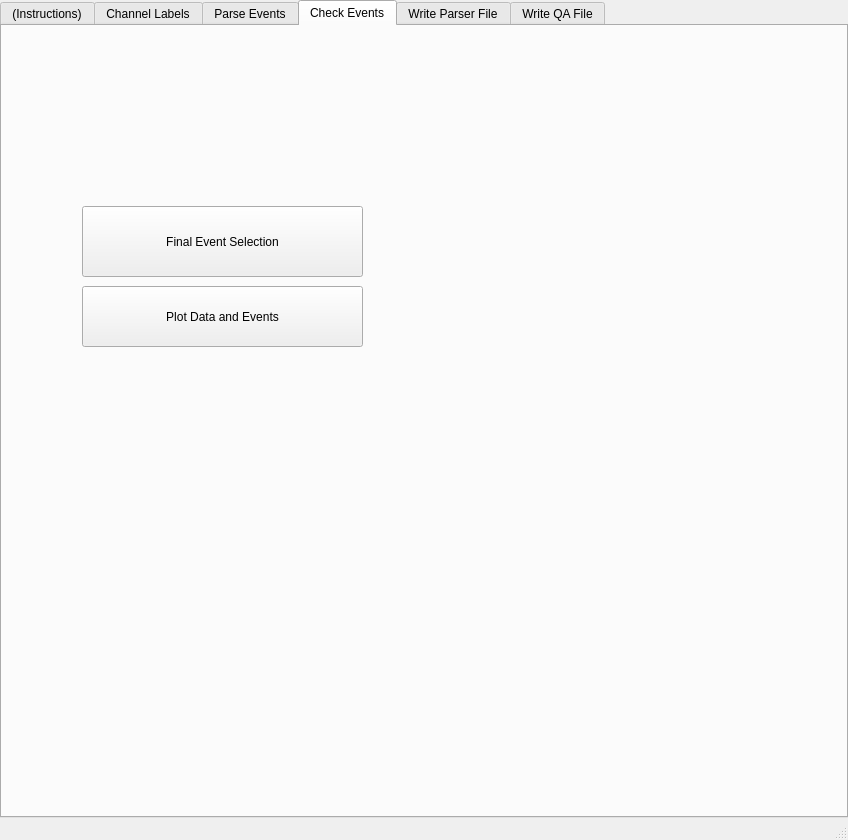
Qt form nih2mne/GUI/templates/trigger_processing_gui.ui (nih-megcore/nih_to_mne) before a commit.
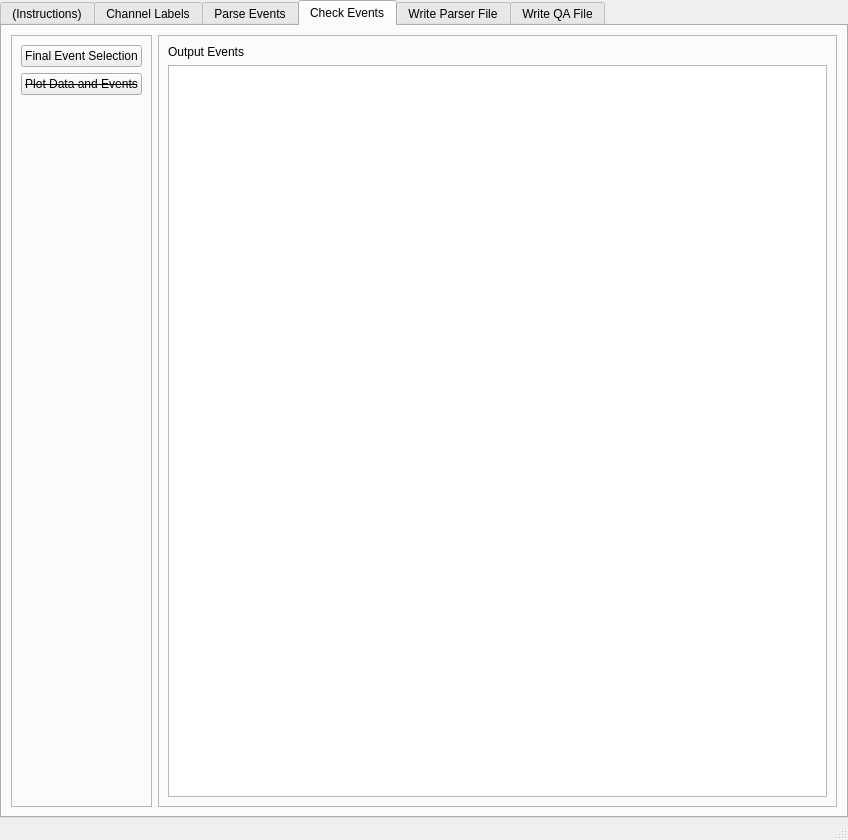
The same form after that commit. The open tabs and pages were chosen to show the change.

Commit message: Minor update to output events labels + layout

```diff
--- a/nih2mne/GUI/templates/trigger_processing_gui.ui
+++ b/nih2mne/GUI/templates/trigger_processing_gui.ui
@@ -442,32 +442,74 @@
        <attribute name="title">
         <string>Check Events</string>
        </attribute>
-       <widget class="QPushButton" name="pb_PlotData">
-        <property name="geometry">
-         <rect>
-          <x>80</x>
-          <y>260</y>
-          <width>281</width>
-          <height>61</height>
-         </rect>
-        </property>
-        <property name="text">
-         <string>Plot Data and Events</string>
-        </property>
-       </widget>
-       <widget class="QPushButton" name="pb_FinalEventSelection">
-        <property name="geometry">
-         <rect>
-          <x>80</x>
-          <y>180</y>
-          <width>281</width>
-          <height>71</height>
-         </rect>
-        </property>
-        <property name="text">
-         <string>Final Event Selection</string>
-        </property>
-       </widget>
+       <layout class="QHBoxLayout" name="horizontalLayout_3">
+        <item>
+         <widget class="QFrame" name="frame_2">
+          <property name="frameShape">
+           <enum>QFrame::StyledPanel</enum>
+          </property>
+          <property name="frameShadow">
+           <enum>QFrame::Raised</enum>
+          </property>
+          <layout class="QVBoxLayout" name="verticalLayout_11">
+           <item>
+            <widget class="QPushButton" name="pb_FinalEventSelection">
+             <property name="text">
+              <string>Final Event Selection</string>
+             </property>
+            </widget>
+           </item>
+           <item>
+            <widget class="QPushButton" name="pb_PlotData">
+             <property name="font">
+              <font>
+               <strikeout>true</strikeout>
+              </font>
+             </property>
+             <property name="text">
+              <string>Plot Data and Events</string>
+             </property>
+            </widget>
+           </item>
+           <item>
+            <spacer name="verticalSpacer">
+             <property name="orientation">
+              <enum>Qt::Vertical</enum>
+             </property>
+             <property name="sizeHint" stdset="0">
+              <size>
+               <width>20</width>
+               <height>662</height>
+              </size>
+             </property>
+            </spacer>
+           </item>
+          </layout>
+         </widget>
+        </item>
+        <item>
+         <widget class="QFrame" name="frame">
+          <property name="frameShape">
+           <enum>QFrame::StyledPanel</enum>
+          </property>
+          <property name="frameShadow">
+           <enum>QFrame::Raised</enum>
+          </property>
+          <layout class="QVBoxLayout" name="verticalLayout_10">
+           <item>
+            <widget class="QLabel" name="lbl_OutputEvents">
+             <property name="text">
+              <string>Output Events</string>
+             </property>
+            </widget>
+           </item>
+           <item>
+            <widget class="QTextEdit" name="te_OutputEvents"/>
+           </item>
+          </layout>
+         </widget>
+        </item>
+       </layout>
       </widget>
       <widget class="QWidget" name="tab_write_parser_file">
        <property name="sizePolicy">
```
Left out of the diff: 4 changed lines with no effect on the pictures. The commit also changes 2 other files.
